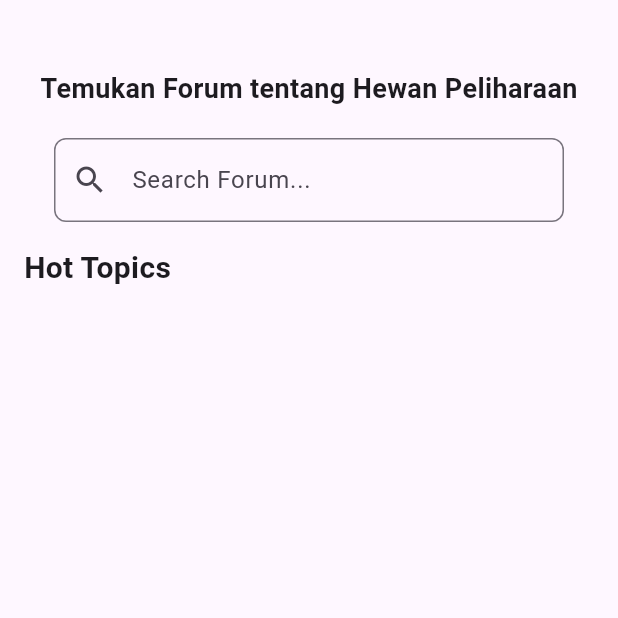
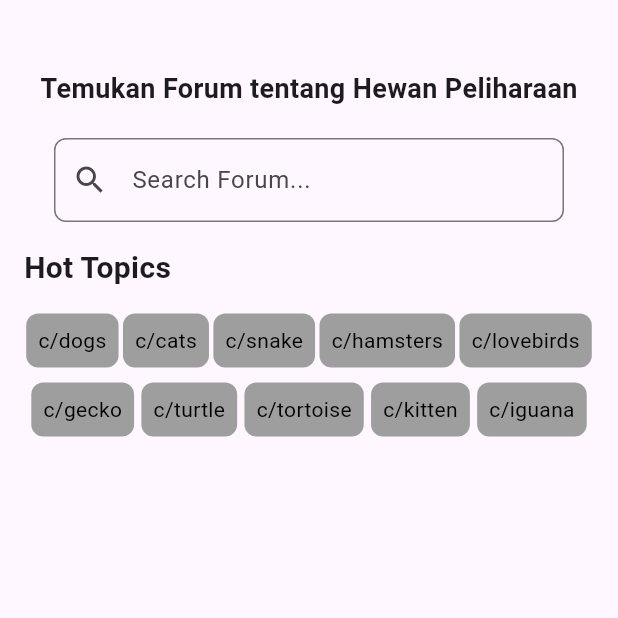
Before and after one commit to frdmn12/petHub, a Flutter app: the ForumPage screen opened directly, on a phone screen of 412 x 824 dp, the top half of it. Run offline on Flutter 3.47's test engine with Material 3 defaults, Android fonts, the phone set to English and light mode, and no system bars; our stand-ins replace google_maps_flutter, page_transition; project files that could hold a hidden picture were left out.

Commit message:
add category at forum page

```diff
--- a/lib/pages/mainPages/forum.dart
+++ b/lib/pages/mainPages/forum.dart
@@ -62,10 +62,49 @@ class ForumPage extends StatelessWidget {
                   ],
                 ),
               ],
-            )
+            ),
+            SizedBox(height: 16),
+            Row(
+              mainAxisAlignment: MainAxisAlignment.spaceAround,
+              children: [
+                buildCategoryBox('c/dogs'),
+                buildCategoryBox('c/cats'),
+                buildCategoryBox('c/snake'),
+                buildCategoryBox('c/hamsters'),
+                buildCategoryBox('c/lovebirds'),
+              ],
+            ),
+            SizedBox(height: 10),
+            Row(
+              mainAxisAlignment: MainAxisAlignment.spaceEvenly,
+              children: [
+                buildCategoryBox('c/gecko'),
+                buildCategoryBox('c/turtle'),
+                buildCategoryBox('c/tortoise'),
+                buildCategoryBox('c/kitten'),
+                buildCategoryBox('c/iguana'),
+              ],
+            ),
           ],
         ),
       ),
     );
   }
+
+  Widget buildCategoryBox(String categoryName) {
+    return Container(
+      padding: EdgeInsets.all(8),
+      decoration: BoxDecoration(
+        borderRadius: BorderRadius.circular(8),
+        color: Colors.grey, // Warna latar belakang kotak
+      ),
+      child: Text(
+        categoryName,
+        style: TextStyle(
+          color:
+              const Color.fromARGB(255, 0, 0, 0), // Warna teks di dalam kotak
+        ),
+      ),
+    );
+  }
 }
```
